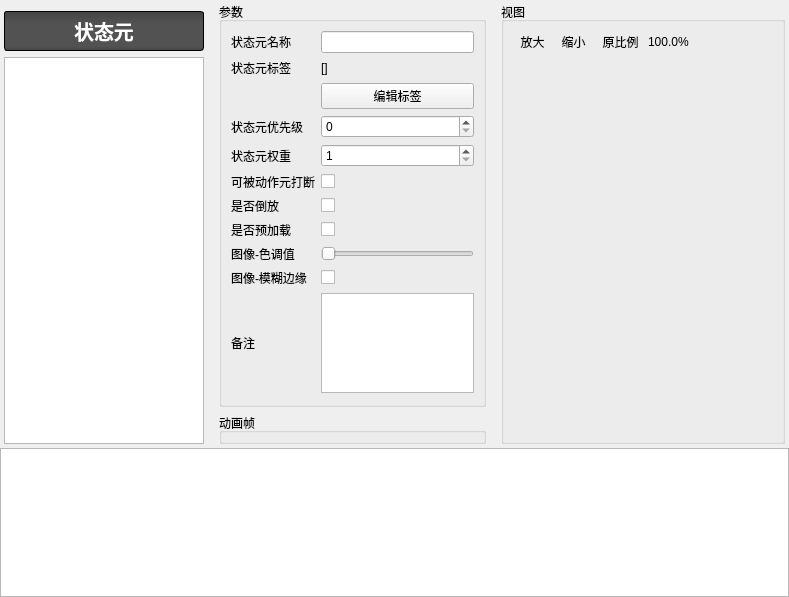
Above: DrillGIFActionSequenceEditor/Source/ActionSeqModule/StatePart/P_COAS_StatePart.ui from DrillUp/DrillGIFActionSequenceEditor before the change. Below: the same form after it.
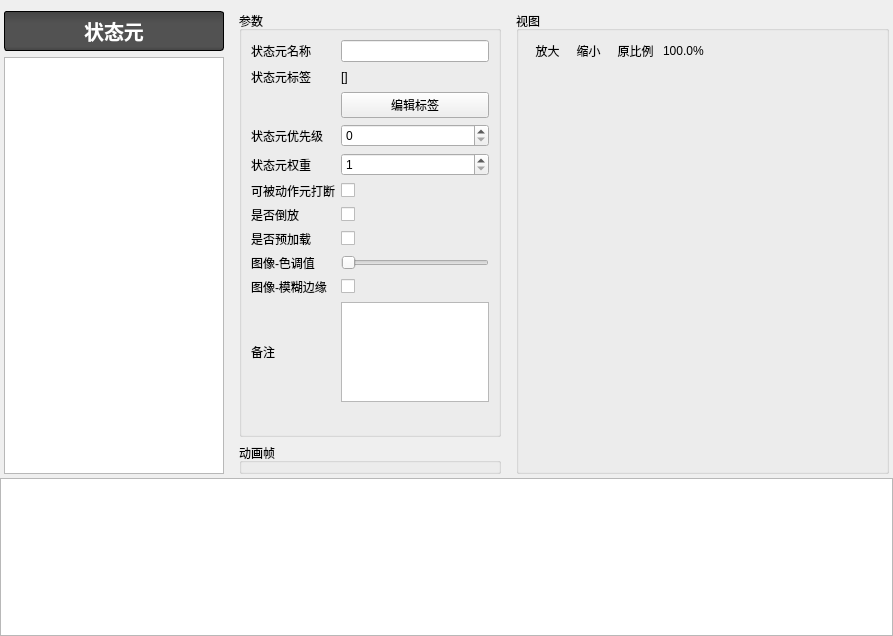
That is the form after the change. Icons and pictures are not drawn.

Patch:
```diff
--- a/DrillGIFActionSequenceEditor/Source/ActionSeqModule/StatePart/P_COAS_StatePart.ui
+++ b/DrillGIFActionSequenceEditor/Source/ActionSeqModule/StatePart/P_COAS_StatePart.ui
@@ -6,8 +6,8 @@
    <rect>
     <x>0</x>
     <y>0</y>
-    <width>789</width>
-    <height>597</height>
+    <width>893</width>
+    <height>636</height>
    </rect>
   </property>
   <property name="windowTitle">
@@ -46,12 +46,12 @@
       </property>
       <item>
        <widget class="QWidget" name="widget_2" native="true">
-        <layout class="QHBoxLayout" name="horizontalLayout_2" stretch="0,1,1">
+        <layout class="QHBoxLayout" name="horizontalLayout_2" stretch="0,3,4">
          <property name="leftMargin">
           <number>4</number>
          </property>
          <property name="topMargin">
-          <number>2</number>
+          <number>11</number>
          </property>
          <property name="rightMargin">
           <number>4</number>
@@ -63,13 +63,13 @@
           <widget class="QWidget" name="widget_4" native="true">
            <property name="minimumSize">
             <size>
-             <width>200</width>
+             <width>220</width>
              <height>0</height>
             </size>
            </property>
            <property name="maximumSize">
             <size>
-             <width>200</width>
+             <width>220</width>
              <height>16777215</height>
             </size>
            </property>
@@ -77,6 +77,9 @@
             <property name="leftMargin">
              <number>0</number>
             </property>
+            <property name="topMargin">
+             <number>0</number>
+            </property>
             <property name="rightMargin">
              <number>0</number>
             </property>
@@ -127,7 +130,7 @@
              <number>0</number>
             </property>
             <item>
-             <widget class="QGroupBox" name="groupBox_2">
+             <widget class="QGroupBox" name="groupBox_param">
               <property name="title">
                <string>参数</string>
               </property>
@@ -317,7 +320,7 @@
           </widget>
          </item>
          <item>
-          <widget class="QGroupBox" name="groupBox_3">
+          <widget class="QGroupBox" name="groupBox_view">
            <property name="title">
             <string>视图</string>
            </property>
```
